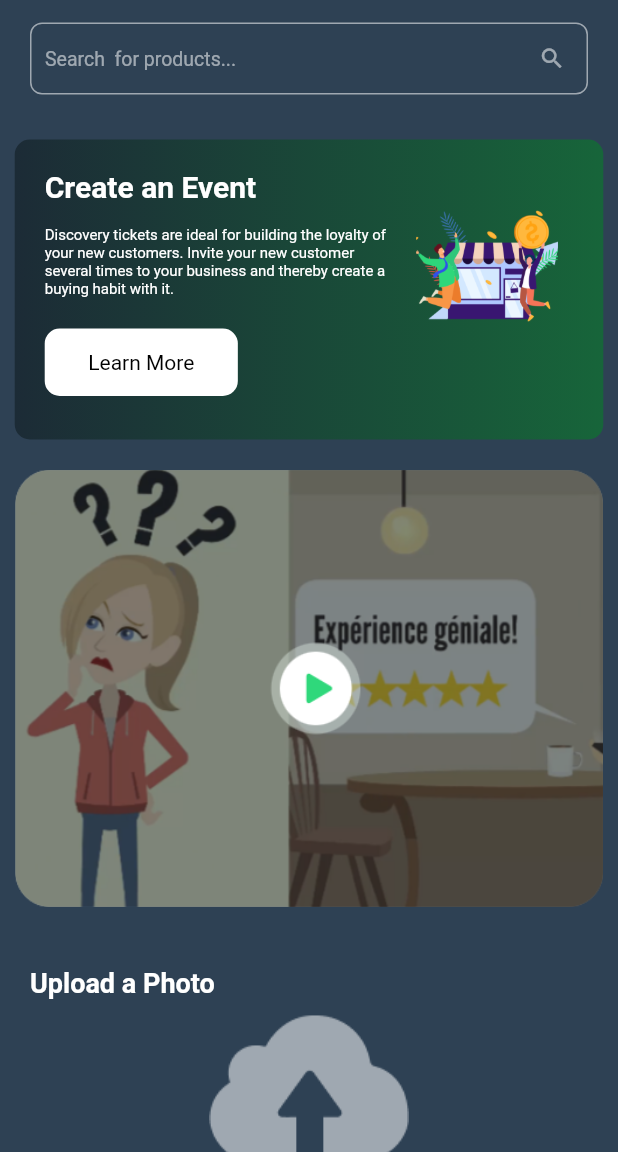
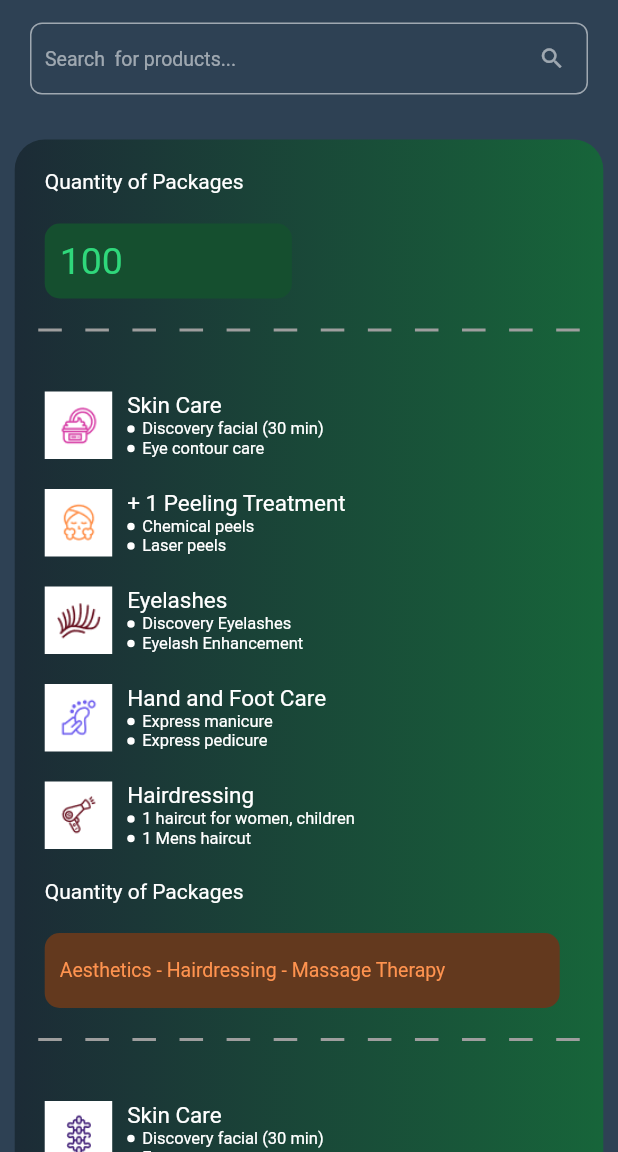
Before and after one commit to tusharhow/demo-flutter-web, a Flutter app: the screen it shows after launch, on a phone screen of 412 x 824 dp, the part 84-1236 px from its top. Run offline on Flutter 3.47's test engine with Material 2 defaults, Android fonts, the light colour scheme and no system bars; our stand-ins replace getwidget.

Commit message:
Checkout page done

```diff
--- /dev/null
+++ b/lib/components/checkout_button.dart
@@ -0,0 +1,62 @@
+import 'package:flutter/material.dart';
+
+class CheckOutButton extends StatelessWidget {
+  const CheckOutButton({
+    Key? key,
+    required Size size,
+    required this.firstTitle,
+    required this.secondTitle,
+  })  : _size = size,
+        super(key: key);
+
+  final Size _size;
+  final firstTitle;
+  final secondTitle;
+
+  @override
+  Widget build(BuildContext context) {
+    return Padding(
+      padding: const EdgeInsets.only(right: 20, bottom: 20),
+      child: Row(
+        mainAxisAlignment: MainAxisAlignment.end,
+        crossAxisAlignment: CrossAxisAlignment.end,
+        children: [
+          Container(
+            height: 45,
+            width: _size.width / 3.5,
+            decoration: BoxDecoration(
+              border: Border.all(
+                color: Colors.black,
+                width: 1,
+              ),
+            ),
+            child: Center(
+              child: Text(firstTitle,
+                  style: TextStyle(
+                    color: Colors.white,
+                    fontSize: 13,
+                  )),
+            ),
+          ),
+          SizedBox(
+            width: 10,
+          ),
+          Container(
+            height: 45,
+            width: _size.width / 3.5,
+            decoration: BoxDecoration(
+              color: Colors.black,
+            ),
+            child: Center(
+              child: Text(secondTitle,
+                  style: TextStyle(
+                    color: Colors.white,
+                    fontSize: 13,
+                  )),
+            ),
+          ),
+        ],
+      ),
+    );
+  }
+}
--- /dev/null
+++ b/lib/components/quantity_packages_card.dart
@@ -0,0 +1,94 @@
+import 'package:flutter/material.dart';
+
+class QuantityPackagesCategoryCard extends StatelessWidget {
+  const QuantityPackagesCategoryCard({
+    Key? key,
+    required this.title,
+    required this.subtitle,
+    required this.icon,
+    required this.secondSubtitle,
+  }) : super(key: key);
+
+  final icon;
+  final title;
+  final subtitle;
+  final secondSubtitle;
+
+  @override
+  Widget build(BuildContext context) {
+    return Padding(
+      padding: const EdgeInsets.only(top: 20, left: 20),
+      child: Row(
+        children: [
+          Container(
+            color: Colors.white,
+            child: Image.asset(
+              icon,
+              height: 45,
+              width: 45,
+            ),
+          ),
+          SizedBox(
+            width: 10,
+          ),
+          Column(
+            crossAxisAlignment: CrossAxisAlignment.start,
+            children: [
+              Text(
+                title,
+                style: TextStyle(
+                  color: Colors.white,
+                  fontSize: 15,
+                ),
+              ),
+              Row(
+                children: [
+                  Container(
+                    height: 5,
+                    width: 5,
+                    decoration: BoxDecoration(
+                      color: Colors.white,
+                      shape: BoxShape.circle,
+                    ),
+                  ),
+                  SizedBox(
+                    width: 5,
+                  ),
+                  Text(
+                    subtitle,
+                    style: TextStyle(
+                      color: Colors.white,
+                      fontSize: 11,
+                    ),
+                  ),
+                ],
+              ),
+              Row(
+                children: [
+                  Container(
+                    height: 5,
+                    width: 5,
+                    decoration: BoxDecoration(
+                      color: Colors.white,
+                      shape: BoxShape.circle,
+                    ),
+                  ),
+                  SizedBox(
+                    width: 5,
+                  ),
+                  Text(
+                    secondSubtitle,
+                    style: TextStyle(
+                      color: Colors.white,
+                      fontSize: 11,
+                    ),
+                  ),
+                ],
+              ),
+            ],
+          ),
+        ],
+      ),
+    );
+  }
+}
--- a/lib/main.dart
+++ b/lib/main.dart
@@ -1,5 +1,7 @@
 import 'package:flutter/material.dart';
 import 'screens/add_a_product_page.dart';
+import 'screens/checkout_page.dart';
+
 void main() {
   runApp(const MyApp());
 }
@@ -14,10 +16,9 @@ class MyApp extends StatelessWidget {
       title: 'Flutter Demo',
       debugShowCheckedModeBanner: false,
       theme: ThemeData(
-
         primarySwatch: Colors.blue,
       ),
-      home:  AddProductPage(),
+      home: CheckoutPage(),
     );
   }
 }
--- /dev/null
+++ b/lib/screens/checkout_page.dart
@@ -0,0 +1,46 @@
+import 'package:flutter/material.dart';
+import '../components/checkout_button.dart';
+import '../components/search_field_component.dart';
+import '../widgets/checkout_card.dart';
+
+class CheckoutPage extends StatelessWidget {
+  const CheckoutPage({Key? key}) : super(key: key);
+
+  @override
+  Widget build(BuildContext context) {
+    final _size = MediaQuery.of(context).size;
+    return Scaffold(
+      backgroundColor: Color(0xff2E4154),
+      appBar: AppBar(
+        elevation: 0,
+        backgroundColor: Colors.transparent,
+        leading: SizedBox(
+          child: Image.asset(
+            "assets/images/menu.png",
+            width: 15,
+            height: 15,
+            color: Colors.white,
+          ),
+        ),
+      ),
+      body: SingleChildScrollView(
+          child: Column(
+        children: [
+          SearchFieldComponent(),
+          SizedBox(
+            height: 30,
+          ),
+          CheckOutCard(size: _size),
+          SizedBox(
+            height: 30,
+          ),
+          CheckOutButton(
+            size: _size,
+            firstTitle: 'Save Draft',
+            secondTitle: 'Submit',
+          )
+        ],
+      )),
+    );
+  }
+}
--- /dev/null
+++ b/lib/widgets/checkout_card.dart
@@ -0,0 +1,243 @@
+import 'package:flutter/material.dart';
+
+import '../components/quantity_packages_card.dart';
+
+class CheckOutCard extends StatelessWidget {
+  const CheckOutCard({
+    Key? key,
+    required Size size,
+  })  : _size = size,
+        super(key: key);
+
+  final Size _size;
+
+  @override
+  Widget build(BuildContext context) {
+    return Container(
+      height: _size.height * 1.5,
+      width: _size.width / 1.05,
+      decoration: BoxDecoration(
+        gradient: LinearGradient(
+          colors: [
+            Color(0xff1C2B36),
+            Color(0xff17653A),
+          ],
+          begin: Alignment.centerLeft,
+          end: Alignment.centerRight,
+        ),
+        borderRadius: BorderRadius.circular(20),
+      ),
+      child: Column(
+        children: [
+          Padding(
+            padding: const EdgeInsets.only(top: 20, left: 20),
+            child: Row(
+              children: [
+                Text(
+                  'Quantity of Packages',
+                  style: TextStyle(
+                    color: Colors.white,
+                    fontSize: 14,
+                  ),
+                ),
+              ],
+            ),
+          ),
+          Padding(
+            padding: const EdgeInsets.only(top: 20, left: 20),
+            child: Row(
+              children: [
+                Container(
+                  height: 50,
+                  width: _size.width / 2.50,
+                  decoration: BoxDecoration(
+                    color: Color(0xff154F2F),
+                    borderRadius: BorderRadius.circular(10),
+                  ),
+                  child: Column(
+                    crossAxisAlignment: CrossAxisAlignment.start,
+                    mainAxisAlignment: MainAxisAlignment.center,
+                    children: [
+                      Padding(
+                        padding: const EdgeInsets.only(left: 10),
+                        child: Text('100',
+                            style: TextStyle(
+                              color: Color(0xff2FD87B),
+                              fontSize: 25,
+                            )),
+                      ),
+                    ],
+                  ),
+                ),
+              ],
+            ),
+          ),
+          SizedBox(
+            height: 20,
+          ),
+          Row(
+            children: List.generate(
+              250 ~/ 10,
+              (index) => Expanded(
+                child: Container(
+                  color: index % 2 == 0 ? Colors.transparent : Colors.grey,
+                  height: 2,
+                ),
+              ),
+            ),
+          ),
+          SizedBox(
+            height: 20,
+          ),
+          QuantityPackagesCategoryCard(
+            icon: "assets/images/sk.png",
+            title: 'Skin Care',
+            subtitle: 'Discovery facial (30 min)',
+            secondSubtitle: 'Eye contour care',
+          ),
+          QuantityPackagesCategoryCard(
+            icon: "assets/images/pee.png",
+            title: '+ 1 Peeling Treatment',
+            subtitle: 'Chemical peels',
+            secondSubtitle: 'Laser peels',
+          ),
+          QuantityPackagesCategoryCard(
+            icon: "assets/images/yelash.png",
+            title: 'Eyelashes',
+            subtitle: 'Discovery Eyelashes',
+            secondSubtitle: 'Eyelash Enhancement',
+          ),
+          QuantityPackagesCategoryCard(
+            icon: "assets/images/foot.png",
+            title: 'Hand and Foot Care',
+            subtitle: 'Express manicure',
+            secondSubtitle: 'Express pedicure',
+          ),
+          QuantityPackagesCategoryCard(
+            icon: "assets/images/hair.png",
+            title: 'Hairdressing',
+            subtitle: '1 haircut for women, children',
+            secondSubtitle: '1 Men' 's haircut',
+          ),
+          Padding(
+            padding: const EdgeInsets.only(top: 20, left: 20),
+            child: Row(
+              children: [
+                Text(
+                  'Quantity of Packages',
+                  style: TextStyle(
+                    color: Colors.white,
+                    fontSize: 14,
+                  ),
+                ),
+              ],
+            ),
+          ),
+          Padding(
+            padding: const EdgeInsets.only(top: 20, left: 20),
+            child: Row(
+              children: [
+                Container(
+                  height: 50,
+                  width: _size.width / 1.2,
+                  decoration: BoxDecoration(
+                    color: Color(0xff63391E),
+                    borderRadius: BorderRadius.circular(10),
+                  ),
+                  child: Column(
+                    crossAxisAlignment: CrossAxisAlignment.start,
+                    mainAxisAlignment: MainAxisAlignment.center,
+                    children: [
+                      Padding(
+                        padding: const EdgeInsets.only(left: 10),
+                        child:
+                            Text('Aesthetics - Hairdressing - Massage Therapy',
+                                style: TextStyle(
+                                  color: Color(0xffFF934F),
+                                  fontSize: 13,
+                                )),
+                      ),
+                    ],
+                  ),
+                ),
+              ],
+            ),
+          ),
+          SizedBox(
+            height: 20,
+          ),
+          Row(
+            children: List.generate(
+              250 ~/ 10,
+              (index) => Expanded(
+                child: Container(
+                  color: index % 2 == 0 ? Colors.transparent : Colors.grey,
+                  height: 2,
+                ),
+              ),
+            ),
+          ),
+          SizedBox(
+            height: 20,
+          ),
+          QuantityPackagesCategoryCard(
+            icon: "assets/images/bcare.png",
+            title: 'Skin Care',
+            subtitle: 'Discovery facial (30 min)',
+            secondSubtitle: 'Eye contour care',
+          ),
+          QuantityPackagesCategoryCard(
+            icon: "assets/images/hr.png",
+            title: '+ 1 Peeling Treatment',
+            subtitle: 'Chemical peels',
+            secondSubtitle: 'Laser peels',
+          ),
+          QuantityPackagesCategoryCard(
+            icon: "assets/images/mk.png",
+            title: 'Eyelashes',
+            subtitle: 'Discovery Eyelashes',
+            secondSubtitle: 'Eyelash Enhancement',
+          ),
+          QuantityPackagesCategoryCard(
+            icon: "assets/images/mk.png",
+            title: 'Hand and Foot Care',
+            subtitle: 'Express manicure',
+            secondSubtitle: 'Express pedicure',
+          ),
+          QuantityPackagesCategoryCard(
+            icon: "assets/images/msg.png",
+            title: 'Hand and Foot Care',
+            subtitle: 'Express manicure',
+            secondSubtitle: 'Express pedicure',
+          ),
+          SizedBox(
+            height: 40,
+          ),
+          Row(
+            children: List.generate(
+              250 ~/ 10,
+              (index) => Expanded(
+                child: Container(
+                  color: index % 2 == 0 ? Colors.transparent : Colors.grey,
+                  height: 2,
+                ),
+              ),
+            ),
+          ),
+          SizedBox(
+            height: 25,
+          ),
+          SingleChildScrollView(
+            scrollDirection: Axis.horizontal,
+            child: SizedBox(
+              width: _size.width / 1.05,
+              child: Image.asset(
+                'assets/images/bar.png',
+              ),
+            ),
+          ),
+        ],
+      ),
+    );
+  }
+}
```
Also changed, not shown: assets/images/anti.png (added), assets/images/bar.png (added), assets/images/bcare.png (added), assets/images/check.png (added), assets/images/foot.png (added), assets/images/hair.png (added), assets/images/hr.png (added), assets/images/mk.png (added), assets/images/msg.png (added), assets/images/pee.png (added), assets/images/sk.png (added), assets/images/yelash.png (added).
